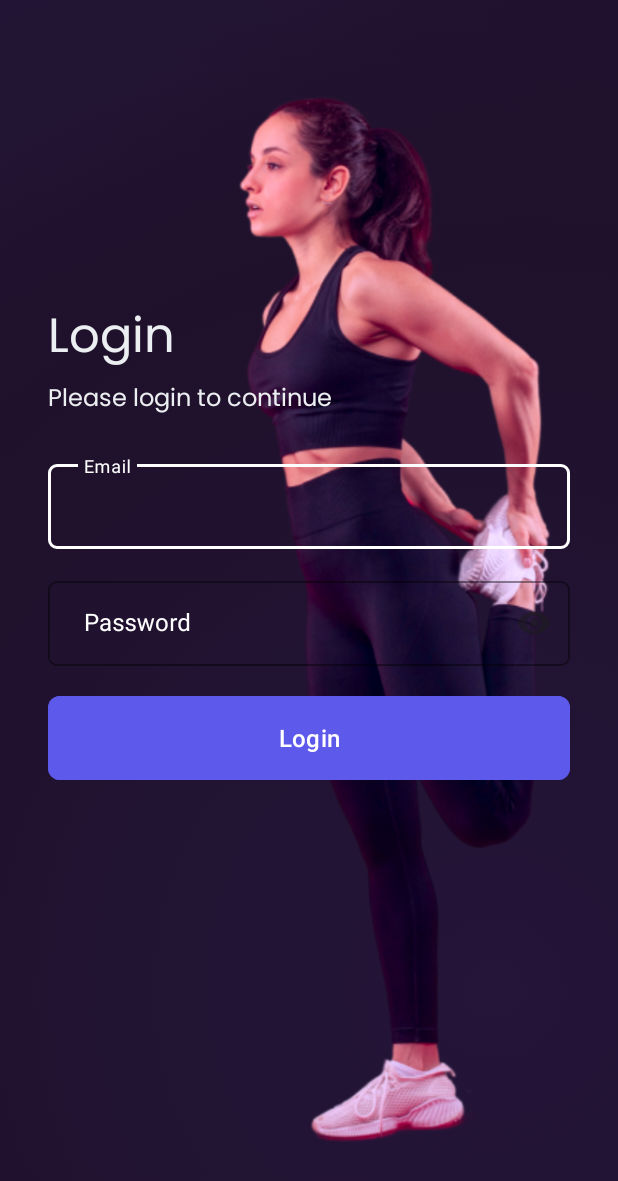
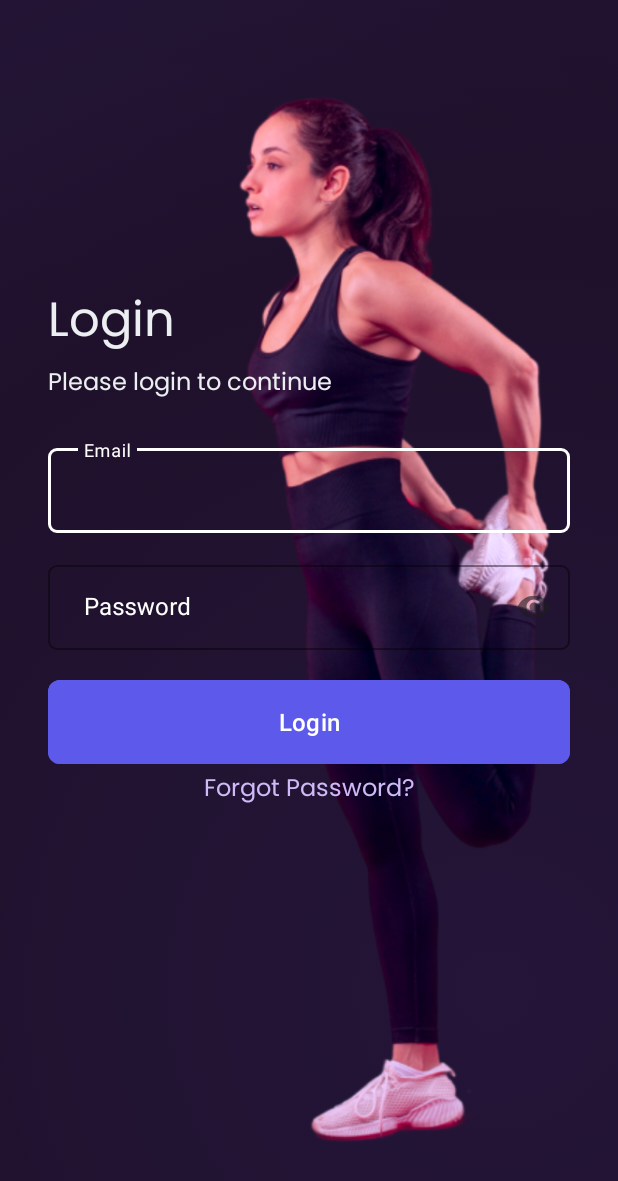
Before and after one commit to denver0619/workwell, an Android app: the AuthLoginActivity screen opened directly, with no data from a screen before it, on a phone screen of 412 x 824 dp. Shown: the top 1181 px of the screen. Run offline under Robolectric (Android 15) with nearby library versions, the phone set to English and light mode, and no system bars; our stand-ins replace Firebase (no records; nobody signed in at launch, a user with empty details on screens opened directly); 1 statement that could not run was skipped.

Commit message:
added forgot password

```diff
--- a/app/src/main/java/com/digiview/workwell/data/repository/AuthRepository.java
+++ b/app/src/main/java/com/digiview/workwell/data/repository/AuthRepository.java
@@ -39,4 +39,8 @@ public class AuthRepository {
             throw new IllegalStateException("No user is logged in.");
         }
     }
+
+    public Task<Void> sendPasswordResetEmail(String email) {
+        return firebaseAuth.sendPasswordResetEmail(email);
+    }
 }
--- a/app/src/main/java/com/digiview/workwell/data/service/AuthService.java
+++ b/app/src/main/java/com/digiview/workwell/data/service/AuthService.java
@@ -51,4 +51,8 @@ public class AuthService {
         }
         return null; // Default to null if role is not present or invalid
     }
+
+    public Task<Void> requestPasswordReset(String email) {
+        return authRepository.sendPasswordResetEmail(email);
+    }
 }
--- a/app/src/main/res/layout/activity_auth_login.xml
+++ b/app/src/main/res/layout/activity_auth_login.xml
@@ -113,96 +113,18 @@
             app:layout_constraintEnd_toEndOf="parent"
             app:layout_constraintStart_toStartOf="parent" />
 
-<!--        <LinearLayout-->
-<!--            android:layout_width="match_parent"-->
-<!--            android:layout_height="wrap_content"-->
-<!--            android:layout_gravity="center"-->
-<!--            android:layout_marginTop="16dp"-->
-<!--            android:gravity="center"-->
-<!--            android:orientation="horizontal"-->
-<!--            app:layout_constraintEnd_toEndOf="parent"-->
-<!--            app:layout_constraintStart_toStartOf="parent">-->
+        <TextView
+            android:id="@+id/tvForgotPassword"
+            android:gravity="center"
+            android:layout_width="match_parent"
+            android:layout_height="wrap_content"
+            android:text="Forgot Password?"
+            android:textColor="@color/secondary_color"
+            android:textSize="16sp"
+            android:clickable="true"
+            android:focusable="true"
 
-<!--            <TextView-->
-<!--                android:layout_width="wrap_content"-->
-<!--                android:layout_height="wrap_content"-->
-<!--                android:layout_weight="0"-->
-<!--                android:text="@string/login_alternative"-->
-<!--                android:textSize="14sp" />-->
-
-<!--            <Button-->
-<!--                android:id="@+id/btnSignupRedirect"-->
-<!--                android:layout_width="wrap_content"-->
-<!--                android:layout_height="wrap_content"-->
-<!--                android:layout_weight="0"-->
-<!--                android:background="?attr/selectableItemBackground"-->
-<!--                android:gravity="center"-->
-<!--                android:minHeight="0dp"-->
-<!--                android:padding="0dp"-->
-<!--                android:text="@string/sign_up_header"-->
-<!--                android:textColor="@color/primary_color"-->
-<!--                android:textSize="14sp"-->
-<!--                android:textStyle="bold"-->
-<!--                tools:ignore="TouchTargetSizeCheck" />-->
-
-<!--        </LinearLayout>-->
-
-<!--        <LinearLayout-->
-<!--            android:layout_width="match_parent"-->
-<!--            android:layout_height="wrap_content"-->
-<!--            android:layout_marginVertical="16dp"-->
-<!--            android:gravity="center"-->
-<!--            android:orientation="vertical">-->
-
-<!--            <RelativeLayout-->
-<!--                android:id="@+id/relativeLayout"-->
-<!--                android:layout_width="match_parent"-->
-<!--                android:layout_height="26dp"-->
-<!--                android:gravity="center_horizontal"-->
-<!--                app:layout_constraintBottom_toBottomOf="parent"-->
-<!--                app:layout_constraintEnd_toEndOf="parent"-->
-<!--                app:layout_constraintStart_toStartOf="parent"-->
-<!--                app:layout_constraintTop_toBottomOf="@+id/linearLayout">-->
-
-<!--                <View-->
-<!--                    android:layout_width="match_parent"-->
-<!--                    android:layout_height="0.5dp"-->
-<!--                    android:layout_alignParentTop="true"-->
-<!--                    android:layout_alignParentBottom="true"-->
-<!--                    android:layout_marginTop="12dp"-->
-<!--                    android:layout_marginBottom="12dp"-->
-<!--                    android:background="@color/neutral_dark_color" />-->
-
-<!--                <TextView-->
-<!--                    android:layout_width="wrap_content"-->
-<!--                    android:layout_height="20dp"-->
-<!--                    android:layout_centerInParent="true"-->
-<!--                    android:background="@color/white"-->
-<!--                    android:backgroundTint="@color/neutral_white_color"-->
-<!--                    android:gravity="center"-->
-<!--                    android:maxWidth="200dp"-->
-<!--                    android:paddingHorizontal="8dp"-->
-<!--                    android:text="@string/google_alternative"-->
-<!--                    android:textSize="12sp" />-->
-<!--            </RelativeLayout>-->
-
-<!--            <Button-->
-<!--                android:id="@+id/btnLoginGoogle"-->
-<!--                style="@style/Widget.Material3.Button.TextButton"-->
-<!--                android:layout_width="wrap_content"-->
-<!--                android:layout_height="wrap_content"-->
-<!--                android:layout_marginTop="16dp"-->
-<!--                android:height="48dp"-->
-<!--                android:paddingStart="16dp"-->
-<!--                android:paddingEnd="16dp"-->
-<!--                android:text="@string/login_google"-->
-<!--                android:textColor="@color/black"-->
-<!--                app:backgroundTint="@color/white"-->
-<!--                app:icon="@drawable/ic_google"-->
-<!--                app:iconTint="@null"-->
-<!--                app:strokeWidth="1dp" />-->
-<!--        </LinearLayout>-->
-
+            />
 
     </LinearLayout>
 
```
Also changed, not shown: app/src/main/java/com/digiview/workwell/ui/auth/AuthLoginActivity.java (+23 -2 lines).
